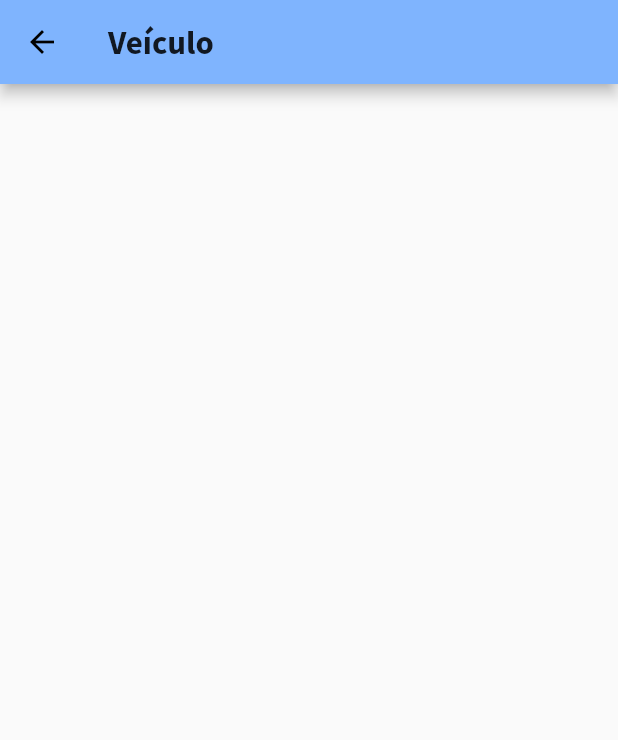
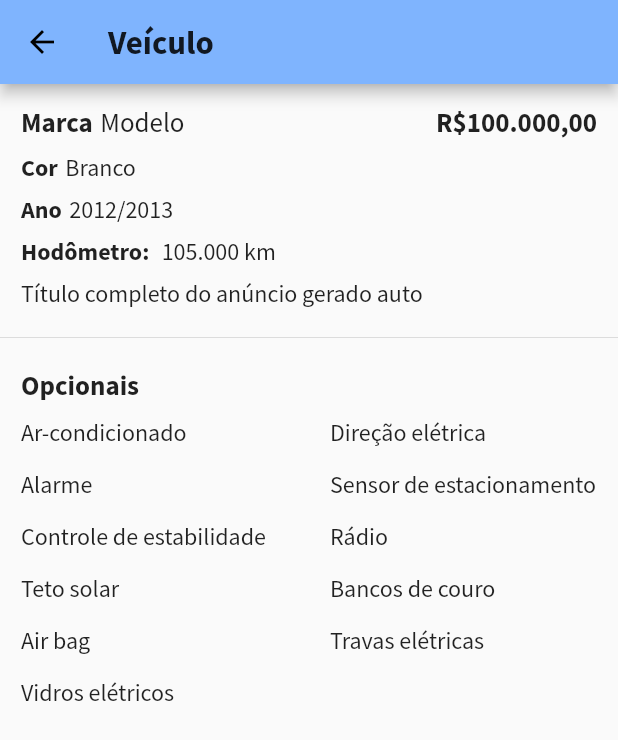
Before and after one commit to jonathalimax/car-shop-app, a Flutter app: the VehicleDetailsScreen screen opened directly, on a phone screen of 412 x 824 dp. Shown: the top 740 px of the screen. Run offline on Flutter 3.47's test engine with Material 2 defaults, Android fonts, the phone set to English and light mode, and no system bars; our stand-ins replace cached_network_image, carousel_slider, photo_view, salomon_bottom_bar; network calls fail.

Commit message:
Increment feed detail screen

```diff
--- a/lib/components/gallery/views/gallery.photo.dart
+++ b/lib/components/gallery/views/gallery.photo.dart
@@ -1,5 +1,5 @@
 import 'package:cached_network_image/cached_network_image.dart';
-import 'package:car_shop_app/components/gallery/model/gallery.item.model.dart';
+import 'package:car_shop_app/components/gallery/models/gallery.item.model.dart';
 import 'package:flutter/material.dart';
 import 'package:photo_view/photo_view.dart';
 import 'package:photo_view/photo_view_gallery.dart';
--- a/lib/components/gallery/views/gallery.thumbnail.dart
+++ b/lib/components/gallery/views/gallery.thumbnail.dart
@@ -1,4 +1,4 @@
-import 'package:car_shop_app/components/gallery/model/gallery.item.model.dart';
+import 'package:car_shop_app/components/gallery/models/gallery.item.model.dart';
 import 'package:cached_network_image/cached_network_image.dart';
 import 'package:flutter/material.dart';
 
--- /dev/null
+++ b/lib/features/feed/models/optionals.model.dart
@@ -0,0 +1,11 @@
+class OptionalsModel {
+  final int id;
+  final String name;
+  final String description;
+
+  OptionalsModel({
+    this.id,
+    this.name,
+    this.description,
+  });
+}
--- a/lib/features/feed/vehicle.details.screen.dart
+++ b/lib/features/feed/vehicle.details.screen.dart
@@ -1,3 +1,5 @@
+import 'package:car_shop_app/features/feed/models/optionals.model.dart';
+import 'package:car_shop_app/features/feed/widgets/vehicle.optionals.dart';
 import 'package:flutter/material.dart';
 
 class VehicleDetailsScreen extends StatefulWidget {
@@ -8,6 +10,20 @@ class VehicleDetailsScreen extends StatefulWidget {
 }
 
 class _VehicleDetailsScreenState extends State<VehicleDetailsScreen> {
+  List<OptionalsModel> optionals = [
+    OptionalsModel(id: 1, name: "Ar-condicionado", description: ""),
+    OptionalsModel(id: 1, name: "Direção elétrica", description: ""),
+    OptionalsModel(id: 1, name: "Alarme", description: ""),
+    OptionalsModel(id: 1, name: "Sensor de estacionamento", description: ""),
+    OptionalsModel(id: 1, name: "Controle de estabilidade", description: ""),
+    OptionalsModel(id: 1, name: "Rádio", description: ""),
+    OptionalsModel(id: 1, name: "Teto solar", description: ""),
+    OptionalsModel(id: 1, name: "Bancos de couro", description: ""),
+    OptionalsModel(id: 1, name: "Air bag", description: ""),
+    OptionalsModel(id: 1, name: "Travas elétricas", description: ""),
+    OptionalsModel(id: 1, name: "Vidros elétricos", description: ""),
+  ];
+
   @override
   Widget build(BuildContext context) {
     return Scaffold(
@@ -20,7 +36,145 @@ class _VehicleDetailsScreenState extends State<VehicleDetailsScreen> {
           ),
         ),
       ),
-      body: Container(),
+      body: ListView(
+        shrinkWrap: true,
+        children: <Widget>[
+          Container(
+            padding: EdgeInsets.only(left: 14, top: 14, right: 14),
+            child: Row(
+              children: [
+                Text(
+                  'Marca',
+                  textAlign: TextAlign.left,
+                  style: TextStyle(
+                    fontSize: 18,
+                    fontWeight: FontWeight.w700,
+                  ),
+                ),
+                SizedBox(width: 5),
+                Text(
+                  'Modelo',
+                  textAlign: TextAlign.left,
+                  style: TextStyle(
+                    fontSize: 18,
+                    fontWeight: FontWeight.w400,
+                  ),
+                ),
+                Spacer(),
+                Text(
+                  'R\$100.000,00',
+                  textAlign: TextAlign.right,
+                  style: TextStyle(
+                    fontSize: 18,
+                    fontWeight: FontWeight.w700,
+                  ),
+                ),
+              ],
+            ),
+          ),
+          Container(
+            padding: EdgeInsets.only(left: 14, right: 14),
+            child: Column(
+              children: [
+                Padding(
+                  padding: EdgeInsets.only(top: 8),
+                  child: Row(
+                    crossAxisAlignment: CrossAxisAlignment.start,
+                    children: <Widget>[
+                      Text(
+                        'Cor',
+                        textAlign: TextAlign.left,
+                        maxLines: 1,
+                        style: TextStyle(
+                          fontSize: 16,
+                          fontWeight: FontWeight.w700,
+                        ),
+                      ),
+                      SizedBox(width: 5),
+                      Text(
+                        'Branco',
+                        textAlign: TextAlign.left,
+                        maxLines: 1,
+                        style: TextStyle(
+                          fontSize: 16,
+                          fontWeight: FontWeight.w400,
+                        ),
+                      ),
+                    ],
+                  ),
+                ),
+                Padding(
+                  padding: EdgeInsets.only(top: 8),
+                  child: Row(
+                    crossAxisAlignment: CrossAxisAlignment.start,
+                    children: <Widget>[
+                      Text(
+                        'Ano',
+                        textAlign: TextAlign.left,
+                        maxLines: 1,
+                        style: TextStyle(
+                          fontSize: 16,
+                          fontWeight: FontWeight.w700,
+                        ),
+                      ),
+                      SizedBox(width: 5),
+                      Text(
+                        '2012/2013',
+                        textAlign: TextAlign.left,
+                        maxLines: 1,
+                        style: TextStyle(
+                          fontSize: 16,
+                          fontWeight: FontWeight.w400,
+                        ),
+                      ),
+                    ],
+                  ),
+                ),
+                Padding(
+                  padding: EdgeInsets.only(top: 8),
+                  child: Row(
+                    crossAxisAlignment: CrossAxisAlignment.start,
+                    children: <Widget>[
+                      Text(
+                        'Hodômetro: ',
+                        textAlign: TextAlign.left,
+                        maxLines: 1,
+                        style: TextStyle(
+                          fontSize: 16,
+                          fontWeight: FontWeight.w700,
+                        ),
+                      ),
+                      SizedBox(width: 5),
+                      Text(
+                        '105.000 km',
+                        textAlign: TextAlign.left,
+                        maxLines: 1,
+                        style: TextStyle(
+                          fontSize: 16,
+                          fontWeight: FontWeight.w400,
+                        ),
+                      ),
+                    ],
+                  ),
+                ),
+              ],
+            ),
+          ),
+          Container(
+            padding: EdgeInsets.only(left: 14, top: 8, right: 14),
+            child: Text(
+              'Título completo do anúncio gerado auto',
+              textAlign: TextAlign.left,
+              style: TextStyle(
+                fontSize: 16,
+                fontWeight: FontWeight.w400,
+              ),
+            ),
+          ),
+          Divider(height: 40),
+          VehicleOptionals(optionals: optionals),
+        ],
+      ),
     );
   }
 }
--- a/lib/features/feed/widgets/vehicle.item.dart
+++ b/lib/features/feed/widgets/vehicle.item.dart
@@ -1,6 +1,6 @@
 import 'package:car_shop_app/components/gallery/views/gallery.photo.dart';
 import 'package:car_shop_app/components/gallery/views/gallery.thumbnail.dart';
-import 'package:car_shop_app/components/gallery/model/gallery.item.model.dart';
+import 'package:car_shop_app/components/gallery/models/gallery.item.model.dart';
 import 'package:carousel_slider/carousel_slider.dart';
 import 'package:flutter/material.dart';
 
--- /dev/null
+++ b/lib/features/feed/widgets/vehicle.optionals.dart
@@ -0,0 +1,56 @@
+import 'package:car_shop_app/features/feed/models/optionals.model.dart';
+import 'package:flutter/material.dart';
+
+class VehicleOptionals extends StatelessWidget {
+  final List<OptionalsModel> optionals;
+
+  const VehicleOptionals({
+    Key key,
+    this.optionals,
+  }) : super(key: key);
+
+  @override
+  Widget build(BuildContext context) {
+    final size = MediaQuery.of(context).size;
+    final childWidth = (size.width / 2) - 28;
+    final childHeight = 30;
+    return Container(
+      child: Column(
+        crossAxisAlignment: CrossAxisAlignment.start,
+        children: <Widget>[
+          Container(
+            padding: const EdgeInsets.symmetric(horizontal: 14),
+            child: Text(
+              'Opcionais',
+              textAlign: TextAlign.left,
+              style: TextStyle(
+                fontSize: 18,
+                fontWeight: FontWeight.w700,
+              ),
+            ),
+          ),
+          GridView.count(
+            crossAxisCount: 2,
+            shrinkWrap: true,
+            primary: false,
+            childAspectRatio: childWidth / childHeight,
+            children: optionals
+                .map(
+                  (optional) => Container(
+                    padding: EdgeInsets.only(left: 14, top: 10, right: 14),
+                    child: Text(
+                      optional.name,
+                      style: TextStyle(
+                        fontSize: 16,
+                        fontWeight: FontWeight.w500,
+                      ),
+                    ),
+                  ),
+                )
+                .toList(),
+          ),
+        ],
+      ),
+    );
+  }
+}
--- a/lib/features/home/home.screen.dart
+++ b/lib/features/home/home.screen.dart
@@ -43,7 +43,7 @@ class _HomeScreen extends State<HomeScreen> {
         onPageChanged: _onPageChanged,
         physics: NeverScrollableScrollPhysics(),
       ),
-      bottomNavigationBar: buildBottomBar(),
+      bottomNavigationBar: SafeArea(child: buildBottomBar()),
     );
   }
 
```
Also changed, not shown: lib/components/gallery/models/gallery.item.model.dart (renamed from lib/components/gallery/model/gallery.item.model.dart).
